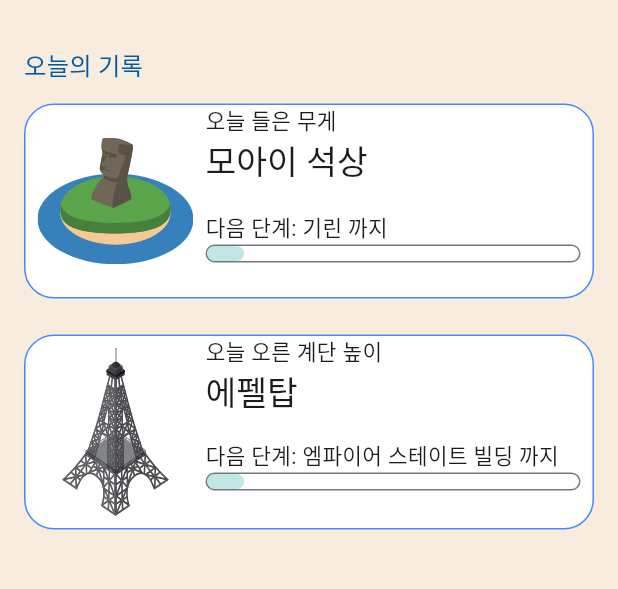
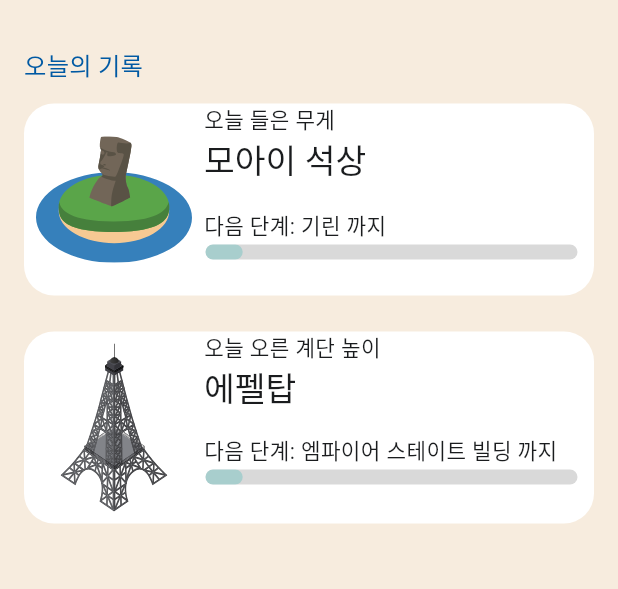
Before and after one commit to sam2244/FitweenV2, a Flutter app: the ChallengeMainPage screen opened by its route, on a phone screen of 412 x 824 dp, the part 75-664 px from its top. Run offline on Flutter 3.47's test engine with Material 2 defaults, Android fonts, the phone set to English and light mode, and no system bars; drawn by our look-alikes of percent_indicator; our stand-ins replace animated_flip_counter, cloud_firestore, firebase_auth, firebase_core, firebase_storage, flutter_screenutil and 4 more; accounts and stored records are empty; Roboto replaces fonts that are missing (Noto_Sans_KR).

Commit message:
main card update

```diff
--- a/lib/view/page/challenge/main/widget.dart
+++ b/lib/view/page/challenge/main/widget.dart
@@ -145,7 +145,7 @@ class ChallengeCard extends StatelessWidget{
         decoration: BoxDecoration(
             color: FWTheme.white,
             borderRadius: BorderRadius.circular(20),
-            border: Border.all(color: Colors.blueAccent)
+            //border: Border.all(color: Theme.of(context).colorScheme.outline)
         ),
       child: Row(
         crossAxisAlignment: CrossAxisAlignment.start,
@@ -170,15 +170,16 @@ class ChallengeCard extends StatelessWidget{
               ),
               Container(
                 width: 250,
-                //padding: const EdgeInsets.all(1.0),
+                padding: const EdgeInsets.all(1.0),
+
                 decoration: BoxDecoration(
-                  border: Border.all(color: Theme.of(context).colorScheme.outline),
+                  //border: Border.all(color: Theme.of(context).colorScheme.outline),
                   borderRadius: BorderRadius.circular(100.0),
                 ),
                 child: LinearPercentIndicator(
                   padding: EdgeInsets.zero,
                   lineHeight: 10,
-                  backgroundColor: Colors.transparent,
+                  backgroundColor: const Color(0xffD9D9D9),
                   progressColor: const Color(0xff54BAB9).withOpacity(.3 + percent * 7 / 10),
                   barRadius: const Radius.circular(10.0),
                   percent: percent,
```
